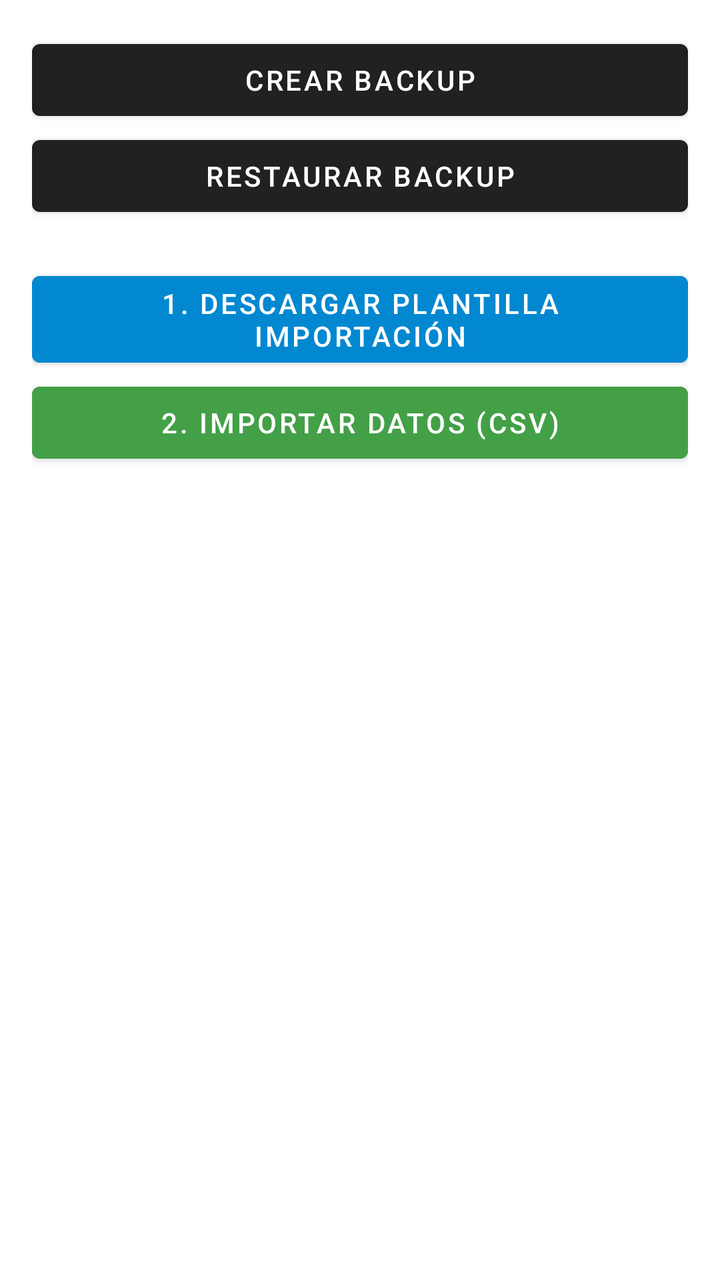
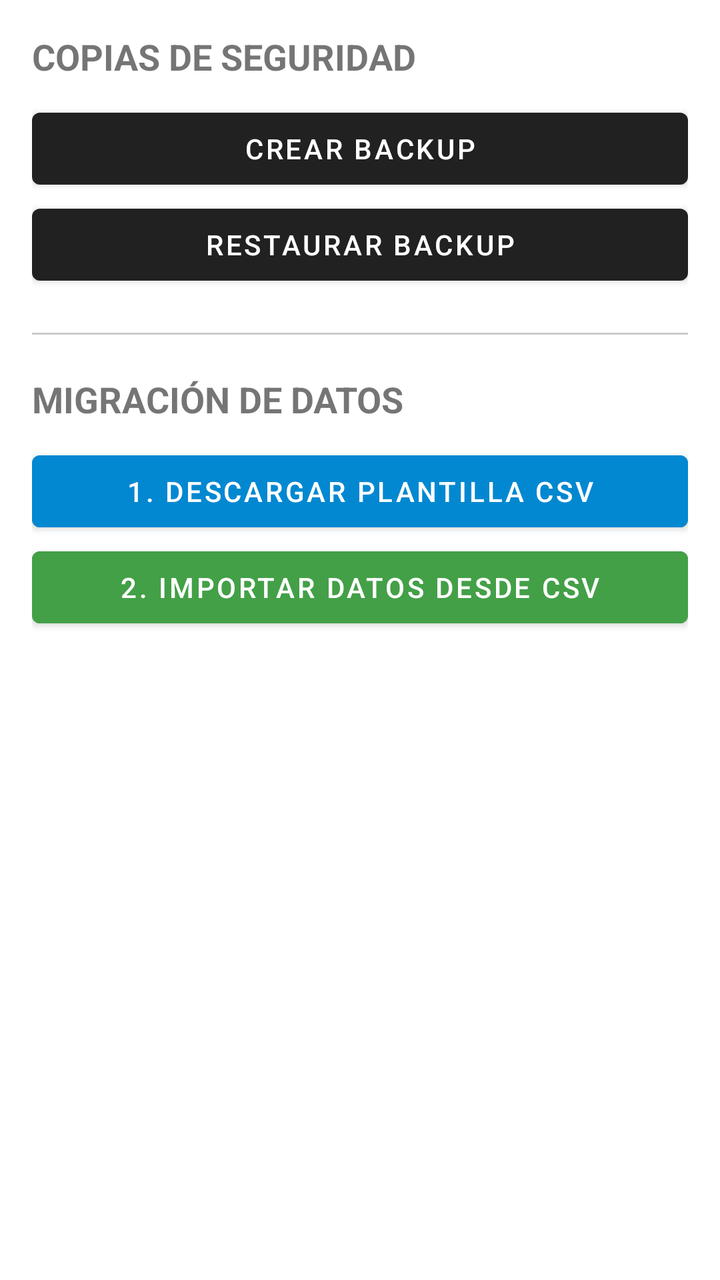

The first picture is an Android layout as it rendered before a commit; the second is the same layout after the commit. The layout source and the unified diff follow.
<!-- AndroidManifest.xml: application theme Theme.MaterialComponents.DayNight.DarkActionBar -->
<!-- res/layout/activity_backup.xml -->
<LinearLayout
    xmlns:android="http://schemas.android.com/apk/res/android"
    android:orientation="vertical"
    android:padding="16dp"
    android:layout_width="match_parent"
    android:layout_height="match_parent">

    <Button
        android:id="@+id/btnBackup"
        android:text="Crear Backup"
        android:layout_width="match_parent"
        android:layout_height="wrap_content"/>

    <Button
        android:id="@+id/btnRestore"
        android:text="Restaurar Backup"
        android:layout_width="match_parent"
        android:layout_height="wrap_content"/>

    <Button
        android:id="@+id/btnTemplate"
        android:text="1. Descargar Plantilla Importación"
        android:backgroundTint="#0288D1"
        android:layout_marginTop="20dp"
        android:layout_width="match_parent"
        android:layout_height="wrap_content"/>

    <Button
        android:id="@+id/btnImport"
        android:text="2. Importar Datos (CSV)"
        android:backgroundTint="#43A047"
        android:layout_width="match_parent"
        android:layout_height="wrap_content"/>

    <TextView
        android:id="@+id/txtStatus"
        android:paddingTop="16dp"
        android:layout_width="match_parent"
        android:layout_height="wrap_content"/>

</LinearLayout>
<!-- resources referenced by this layout -->
<resources>

</resources>

<!-- the commit's change to res/layout/activity_backup.xml (unified diff, before → after) -->
@@ -1,41 +1,71 @@
-<LinearLayout
-    xmlns:android="http://schemas.android.com/apk/res/android"
-    android:orientation="vertical"
-    android:padding="16dp"
+<?xml version="1.0" encoding="utf-8"?>
+<ScrollView xmlns:android="http://schemas.android.com/apk/res/android"
     android:layout_width="match_parent"
     android:layout_height="match_parent">
 
-    <Button
-        android:id="@+id/btnBackup"
-        android:text="Crear Backup"
+    <LinearLayout
+        android:orientation="vertical"
+        android:padding="16dp"
         android:layout_width="match_parent"
-        android:layout_height="wrap_content"/>
+        android:layout_height="wrap_content">
 
-    <Button
-        android:id="@+id/btnRestore"
-        android:text="Restaurar Backup"
-        android:layout_width="match_parent"
-        android:layout_height="wrap_content"/>
+        <TextView
+            android:text="COPIAS DE SEGURIDAD"
+            android:textStyle="bold"
+            android:textSize="18sp"
+            android:layout_marginBottom="10dp"
+            android:layout_width="wrap_content"
+            android:layout_height="wrap_content"/>
 
-    <Button
-        android:id="@+id/btnTemplate"
-        android:text="1. Descargar Plantilla Importación"
-        android:backgroundTint="#0288D1"
-        android:layout_marginTop="20dp"
-        android:layout_width="match_parent"
-        android:layout_height="wrap_content"/>
+        <Button
+            android:id="@+id/btnBackup"
+            android:text="Crear Backup"
+            android:layout_width="match_parent"
+            android:layout_height="wrap_content"/>
 
-    <Button
-        android:id="@+id/btnImport"
-        android:text="2. Importar Datos (CSV)"
-        android:backgroundTint="#43A047"
-        android:layout_width="match_parent"
-        android:layout_height="wrap_content"/>
+        <Button
+            android:id="@+id/btnRestore"
+            android:text="Restaurar Backup"
+            android:layout_width="match_parent"
+            android:layout_height="wrap_content"/>
 
-    <TextView
-        android:id="@+id/txtStatus"
-        android:paddingTop="16dp"
-        android:layout_width="match_parent"
-        android:layout_height="wrap_content"/>
+        <View
+            android:background="#CCCCCC"
+            android:layout_marginTop="20dp"
+            android:layout_marginBottom="20dp"
+            android:layout_width="match_parent"
+            android:layout_height="1dp"/>
 
-</LinearLayout>
+        <TextView
+            android:text="MIGRACIÓN DE DATOS"
+            android:textStyle="bold"
+            android:textSize="18sp"
+            android:layout_marginBottom="10dp"
+            android:layout_width="wrap_content"
+            android:layout_height="wrap_content"/>
+
+        <Button
+            android:id="@+id/btnTemplate"
+            android:text="1. Descargar Plantilla CSV"
+            android:backgroundTint="#0288D1"
+            android:layout_width="match_parent"
+            android:layout_height="wrap_content"/>
+
+        <Button
+            android:id="@+id/btnImport"
+            android:text="2. Importar Datos desde CSV"
+            android:backgroundTint="#43A047"
+            android:layout_width="match_parent"
+            android:layout_height="wrap_content"/>
+
+        <TextView
+            android:id="@+id/txtStatus"
+            android:paddingTop="20dp"
+            android:textSize="16sp"
+            android:textStyle="italic"
+            android:gravity="center"
+            android:layout_width="match_parent"
+            android:layout_height="wrap_content"/>
+
+    </LinearLayout>
+</ScrollView>
